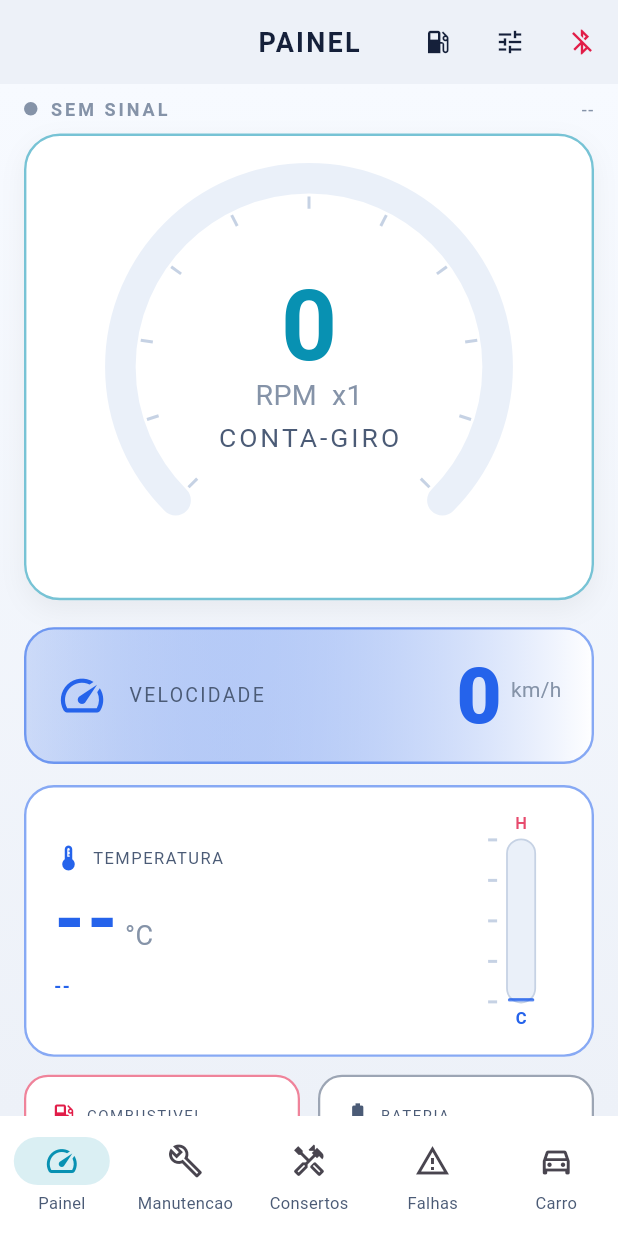
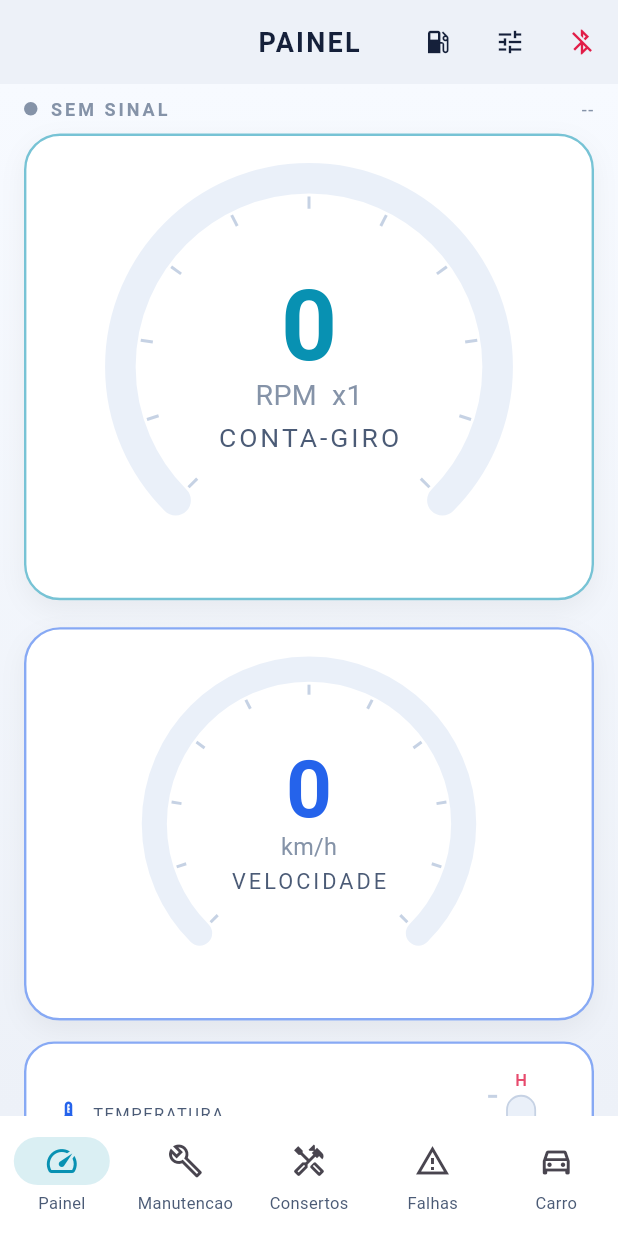
Before and after one commit to Ananiastargino02/A-o-, a Flutter app: the screen it shows after launch, on a phone screen of 412 x 824 dp. Run offline on Flutter 3.47's test engine with Material 3 defaults, Android fonts, the phone set to English and light mode, and no system bars; our stand-ins replace fl_chart, flutter_blue_plus, image_picker, shared_preferences.

Commit message:
App: velocidade tambem com ARCO (conta-giro) + numero, igual o RPM
Painel Moderno: troca o cartao de velocidade (so numero) por um CircularGauge
(arco 270 + numero no centro), igual ja e o RPM. Remove _speedCard nao usado.

```diff
--- a/app_flutter/lib/screens/dashboards/dash_modern.dart
+++ b/app_flutter/lib/screens/dashboards/dash_modern.dart
@@ -52,8 +52,32 @@ class DashModern extends StatelessWidget {
           ),
           const SizedBox(height: 18),
 
-          // Velocidade em destaque
-          _speedCard(context),
+          // Velocidade tambem com ARCO (conta-giro) + numero, igual o RPM
+          Container(
+            padding: const EdgeInsets.symmetric(vertical: 18),
+            decoration: BoxDecoration(
+              color: VColors.card,
+              borderRadius: BorderRadius.circular(24),
+              border: Border.all(
+                  color: (d.velocidade >= 120 ? VColors.red : VColors.blue).withValues(alpha: 0.55),
+                  width: 1.6),
+              boxShadow: [
+                BoxShadow(color: Colors.black.withValues(alpha: 0.05), blurRadius: 14, offset: const Offset(0, 6)),
+              ],
+            ),
+            child: Center(
+              child: CircularGauge(
+                value: d.velocidade.toDouble(),
+                max: 220,
+                centro: '${d.velocidade}',
+                unidade: 'km/h',
+                rotulo: 'VELOCIDADE',
+                cor: VColors.blue,
+                redFrom: 120,
+                size: g * 0.82,
+              ),
+            ),
+          ),
           const SizedBox(height: 14),
 
           // Temperatura: valor em graus + indicador de nivel (igual no carro)
@@ -108,39 +132,6 @@ class DashModern extends StatelessWidget {
     );
   }
 
-  Widget _speedCard(BuildContext context) {
-    final vermelho = d.velocidade >= 120;
-    final cor = vermelho ? VColors.red : VColors.blue;
-    return Container(
-      padding: const EdgeInsets.symmetric(vertical: 18, horizontal: 20),
-      decoration: BoxDecoration(
-        gradient: LinearGradient(
-          colors: [cor.withValues(alpha: 0.18), VColors.card],
-          begin: Alignment.centerLeft,
-          end: Alignment.centerRight,
-        ),
-        borderRadius: BorderRadius.circular(20),
-        border: Border.all(color: cor.withValues(alpha: 0.55), width: 1.6),
-      ),
-      child: Row(
-        children: [
-          Icon(Icons.speed, color: cor, size: 34),
-          const SizedBox(width: 14),
-          const Text('VELOCIDADE',
-              style: TextStyle(color: VColors.textDim, fontSize: 13, letterSpacing: 1.5)),
-          const Spacer(),
-          Text('${d.velocidade}',
-              style: TextStyle(color: cor, fontSize: 52, fontWeight: FontWeight.w800, height: 1.0)),
-          const SizedBox(width: 6),
-          const Padding(
-            padding: EdgeInsets.only(bottom: 8),
-            child: Text('km/h', style: TextStyle(color: VColors.textFaint, fontSize: 14)),
-          ),
-        ],
-      ),
-    );
-  }
-
   Widget _tile(IconData ic, String valor, String unidade, String label, Color cor) {
     return Container(
       padding: const EdgeInsets.all(16),
```
